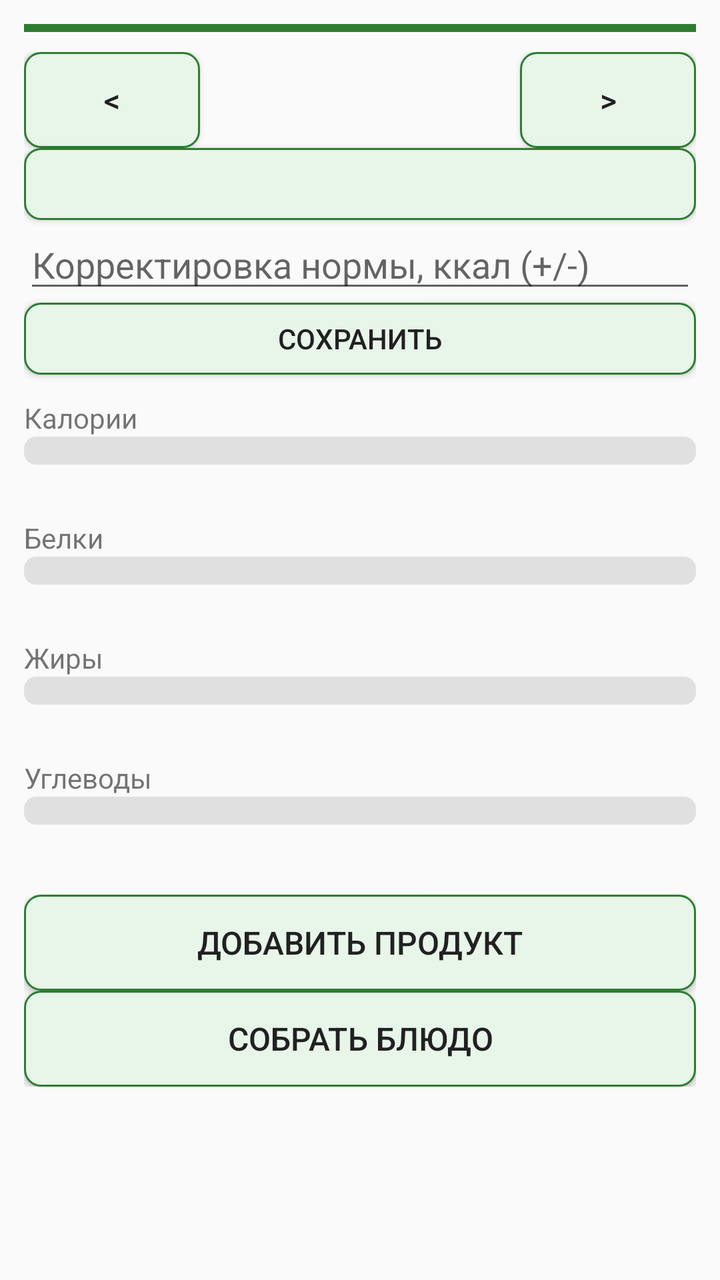
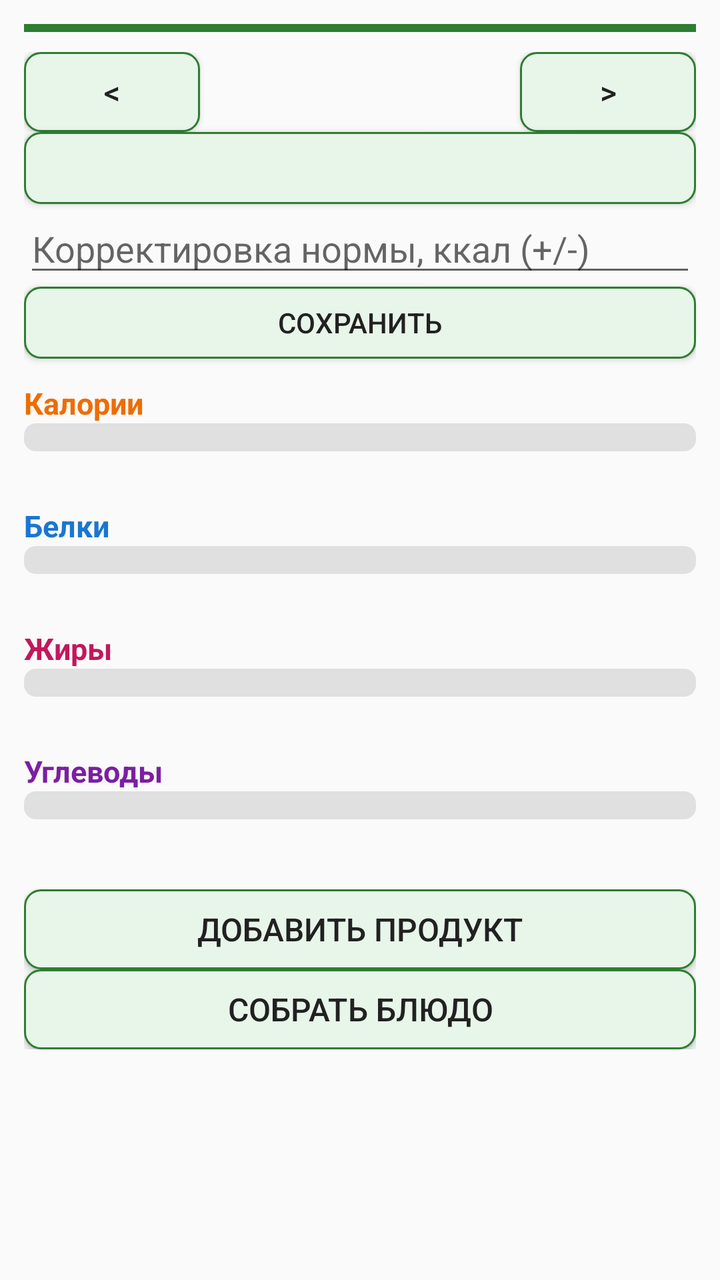

Screens rendered from an Android XML layout before and after an edit, with the pre-edit source and the edit as a unified diff.
<!-- AndroidManifest.xml: application theme AppTheme.Light -->
<!-- res/layout/fragment_day.xml -->
<?xml version="1.0" encoding="utf-8"?>
<ScrollView xmlns:android="http://schemas.android.com/apk/res/android"
    android:layout_width="match_parent"
    android:layout_height="match_parent">

    <LinearLayout
        android:layout_width="match_parent"
        android:layout_height="wrap_content"
        android:orientation="vertical"
        android:padding="12dp">

        <View
            android:layout_width="match_parent"
            android:layout_height="4dp"
            android:layout_marginBottom="10dp"
            android:background="?attr/blockDay" />

        <LinearLayout
            android:layout_width="match_parent"
            android:layout_height="wrap_content"
            android:orientation="horizontal"
            android:gravity="center_vertical">

            <Button style="@style/AppButton"
                android:id="@+id/prevWeek"
                android:layout_width="wrap_content"
                android:layout_height="wrap_content"
                android:text="@string/prev_week" />

            <TextView
                android:id="@+id/monthLabel"
                android:layout_width="0dp"
                android:layout_weight="1"
                android:layout_height="wrap_content"
                android:gravity="center"
                android:textSize="18sp"
                android:textStyle="bold" />

            <Button style="@style/AppButton"
                android:id="@+id/nextWeek"
                android:layout_width="wrap_content"
                android:layout_height="wrap_content"
                android:text="@string/next_week" />
        </LinearLayout>

        <Button style="@style/AppButton"
            android:id="@+id/weightButton"
            android:layout_width="match_parent"
            android:layout_height="wrap_content"
            android:minHeight="36dp"
            android:textSize="14sp" />

        <EditText
            android:id="@+id/adjustmentInput"
            android:layout_width="match_parent"
            android:layout_height="wrap_content"
            android:hint="@string/adjustment_hint"
            android:inputType="numberDecimal|numberSigned" />

        <Button style="@style/AppButton"
            android:id="@+id/saveAdjustmentButton"
            android:layout_width="match_parent"
            android:layout_height="wrap_content"
            android:minHeight="36dp"
            android:textSize="14sp"
            android:text="@string/save" />

        <LinearLayout
            android:id="@+id/dayStrip"
            android:layout_width="match_parent"
            android:layout_height="wrap_content"
            android:orientation="horizontal" />

        <TextView
            android:id="@+id/kcalLabel"
            android:layout_width="match_parent"
            android:layout_height="wrap_content"
            android:layout_marginTop="12dp"
            android:text="@string/kcal" />

        <ProgressBar
            android:id="@+id/kcalBar" android:progressTint="?attr/progressKcal" android:progressBackgroundTint="?attr/progressTrack"
            style="?android:attr/progressBarStyleHorizontal" android:minHeight="14dp" android:progressDrawable="@drawable/progress_rounded"
            android:layout_width="match_parent"
            android:layout_height="wrap_content"
            android:max="100" />

        <TextView
            android:id="@+id/kcalValue"
            android:layout_width="match_parent"
            android:layout_height="wrap_content"
            android:gravity="end" />

        <TextView
            android:id="@+id/proteinLabel"
            android:layout_width="match_parent"
            android:layout_height="wrap_content"
            android:layout_marginTop="8dp"
            android:text="@string/protein" />

        <ProgressBar
            android:id="@+id/proteinBar" android:progressTint="?attr/progressProtein" android:progressBackgroundTint="?attr/progressTrack"
            style="?android:attr/progressBarStyleHorizontal" android:minHeight="14dp" android:progressDrawable="@drawable/progress_rounded"
            android:layout_width="match_parent"
            android:layout_height="wrap_content"
            android:max="100" />

        <TextView
            android:id="@+id/proteinValue"
            android:layout_width="match_parent"
            android:layout_height="wrap_content"
            android:gravity="end" />

        <TextView
            android:id="@+id/fatLabel"
            android:layout_width="match_parent"
            android:layout_height="wrap_content"
            android:layout_marginTop="8dp"
            android:text="@string/fat" />

        <ProgressBar
            android:id="@+id/fatBar" android:progressTint="?attr/progressFat" android:progressBackgroundTint="?attr/progressTrack"
            style="?android:attr/progressBarStyleHorizontal" android:minHeight="14dp" android:progressDrawable="@drawable/progress_rounded"
            android:layout_width="match_parent"
            android:layout_height="wrap_content"
            android:max="100" />

        <TextView
            android:id="@+id/fatValue"
            android:layout_width="match_parent"
            android:layout_height="wrap_content"
            android:gravity="end" />

        <TextView
            android:id="@+id/carbsLabel"
            android:layout_width="match_parent"
            android:layout_height="wrap_content"
            android:layout_marginTop="8dp"
            android:text="@string/carbs" />

        <ProgressBar
            android:id="@+id/carbsBar" android:progressTint="?attr/progressCarbs" android:progressBackgroundTint="?attr/progressTrack"
            style="?android:attr/progressBarStyleHorizontal" android:minHeight="14dp" android:progressDrawable="@drawable/progress_rounded"
            android:layout_width="match_parent"
            android:layout_height="wrap_content"
            android:max="100" />

        <TextView
            android:id="@+id/carbsValue"
            android:layout_width="match_parent"
            android:layout_height="wrap_content"
            android:gravity="end" />

        <Button style="@style/AppButton"
            android:id="@+id/addEntryButton"
            android:layout_width="match_parent"
            android:layout_height="wrap_content"
            android:layout_marginTop="16dp"
            android:text="@string/add_product" />

        <Button style="@style/AppButton"
            android:id="@+id/addDishButton"
            android:layout_width="match_parent"
            android:layout_height="wrap_content"
            android:text="@string/build_dish" />

        <Button style="@style/AppButton"
            android:id="@+id/continueDishButton"
            android:layout_width="match_parent"
            android:layout_height="wrap_content"
            android:visibility="gone"
            android:text="@string/continue_dish" />

        <LinearLayout
            android:id="@+id/entryList"
            android:layout_width="match_parent"
            android:layout_height="wrap_content"
            android:orientation="vertical" />

    </LinearLayout>

</ScrollView>
<!-- resources referenced by this layout -->
<resources>
  <!-- drawable progress_rounded (drawable) -->
  <?xml version="1.0" encoding="utf-8"?>
  <layer-list xmlns:android="http://schemas.android.com/apk/res/android">
      <item android:id="@android:id/background">
          <shape android:shape="rectangle">
              <solid android:color="#FFFFFF" />
              <corners android:radius="6dp" />
          </shape>
      </item>
      <item android:id="@android:id/progress">
          <clip android:clipOrientation="horizontal" android:gravity="left">
              <shape android:shape="rectangle">
                  <solid android:color="#FFFFFF" />
                  <corners android:radius="6dp" />
              </shape>
          </clip>
      </item>
  </layer-list>
  <string name="add_product">Добавить продукт</string>
  <string name="adjustment_hint">Корректировка нормы, ккал (+/-)</string>
  <string name="build_dish">Собрать блюдо</string>
  <string name="carbs">Углеводы</string>
  <string name="continue_dish">Продолжить создание блюда</string>
  <string name="fat">Жиры</string>
  <string name="kcal">Калории</string>
  <string name="next_week">&gt;</string>
  <string name="prev_week">&lt;</string>
  <string name="protein">Белки</string>
  <string name="save">Сохранить</string>
  <style name="AppButton" parent="@android:style/Widget.Material.Button">
          <item name="android:background">?attr/buttonBg</item>
          <item name="android:textColor">?android:attr/textColorPrimary</item>
          <item name="android:minHeight">48dp</item>
          <item name="android:textSize">16sp</item>
          <item name="android:paddingStart">8dp</item>
          <item name="android:paddingEnd">8dp</item>
      </style>
  <color name="light_bg">#FAFAFA</color>
  <color name="light_text">#212121</color>
  <color name="light_secondary">#616161</color>
  <color name="accent_light">#2E7D32</color>
  <!-- drawable button_selector_light (drawable) -->
  <?xml version="1.0" encoding="utf-8"?>
  <selector xmlns:android="http://schemas.android.com/apk/res/android">
      <item android:state_pressed="true">
          <shape android:shape="rectangle">
              <solid android:color="#C8E6C9" />
              <stroke android:width="1dp" android:color="#2E7D32" />
              <corners android:radius="8dp" />
          </shape>
      </item>
      <item>
          <shape android:shape="rectangle">
              <solid android:color="#E8F5E9" />
              <stroke android:width="1dp" android:color="#2E7D32" />
              <corners android:radius="8dp" />
          </shape>
      </item>
  </selector>
  <color name="track_light">#E0E0E0</color>
  <color name="kcal_color">#EF6C00</color>
  <color name="protein_color">#1976D2</color>
  <color name="fat_color">#C2185B</color>
  <color name="carbs_color">#7B1FA2</color>
  <color name="recent_dish">@color/recent_dish_light</color>
  <color name="meal0">@color/meal0_light</color>
  <color name="meal1">@color/meal1_light</color>
  <color name="meal2">@color/meal2_light</color>
  <color name="meal3">@color/meal3_light</color>
  <color name="block_day">@color/block_day_light</color>
  <color name="block_products">@color/block_products_light</color>
  <color name="block_profile">@color/block_profile_light</color>
  <color name="recent_dish_light">#0288D1</color>
  <color name="meal0_light">#FFB74D</color>
  <color name="meal1_light">#81C784</color>
  <color name="meal2_light">#9575CD</color>
  <color name="meal3_light">#4FC3F7</color>
  <color name="block_day_light">#2E7D32</color>
  <color name="block_products_light">#1565C0</color>
  <color name="block_profile_light">#6A1B9A</color>
  <!-- unchanged entries left out for length: 1 -->
</resources>

<!-- the commit's change to res/layout/fragment_day.xml (unified diff, before → after) -->
@@ -76,6 +76,9 @@
             android:layout_width="match_parent"
             android:layout_height="wrap_content"
             android:layout_marginTop="12dp"
+            android:textSize="15sp"
+            android:textStyle="bold"
+            android:textColor="?attr/progressKcal"
             android:text="@string/kcal" />
 
         <ProgressBar
@@ -96,6 +99,9 @@
             android:layout_width="match_parent"
             android:layout_height="wrap_content"
             android:layout_marginTop="8dp"
+            android:textSize="15sp"
+            android:textStyle="bold"
+            android:textColor="?attr/progressProtein"
             android:text="@string/protein" />
 
         <ProgressBar
@@ -116,6 +122,9 @@
             android:layout_width="match_parent"
             android:layout_height="wrap_content"
             android:layout_marginTop="8dp"
+            android:textSize="15sp"
+            android:textStyle="bold"
+            android:textColor="?attr/progressFat"
             android:text="@string/fat" />
 
         <ProgressBar
@@ -136,6 +145,9 @@
             android:layout_width="match_parent"
             android:layout_height="wrap_content"
             android:layout_marginTop="8dp"
+            android:textSize="15sp"
+            android:textStyle="bold"
+            android:textColor="?attr/progressCarbs"
             android:text="@string/carbs" />
 
         <ProgressBar
<!-- resource entries referenced after the edit -->
@@ -32,8 +32,10 @@
   <style name="AppButton" parent="@android:style/Widget.Material.Button">
           <item name="android:background">?attr/buttonBg</item>
           <item name="android:textColor">?android:attr/textColorPrimary</item>
-          <item name="android:minHeight">48dp</item>
+          <item name="android:minHeight">40dp</item>
           <item name="android:textSize">16sp</item>
+          <item name="android:paddingTop">4dp</item>
+          <item name="android:paddingBottom">4dp</item>
           <item name="android:paddingStart">8dp</item>
           <item name="android:paddingEnd">8dp</item>
       </style>
